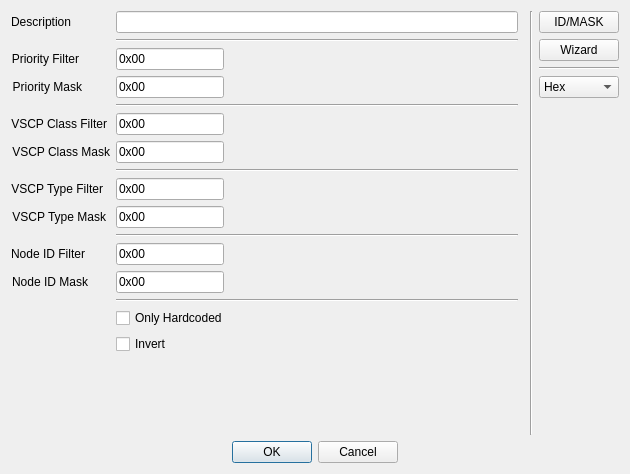
This is src/cdlglevel1filter.ui in grodansparadis/vscp-works-qt as Qt 5 draws it before an edit. The edited form follows.
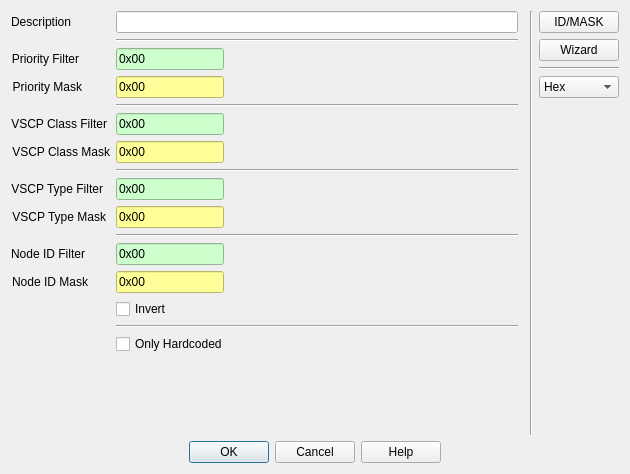
This is the edited form.

Commit message: Socketcan filters in place

```diff
--- a/src/cdlglevel1filter.ui
+++ b/src/cdlglevel1filter.ui
@@ -10,6 +10,18 @@
     <height>474</height>
    </rect>
   </property>
+  <property name="minimumSize">
+   <size>
+    <width>630</width>
+    <height>474</height>
+   </size>
+  </property>
+  <property name="maximumSize">
+   <size>
+    <width>630</width>
+    <height>474</height>
+   </size>
+  </property>
   <property name="baseSize">
    <size>
     <width>0</width>
@@ -141,6 +153,9 @@
          <verstretch>0</verstretch>
         </sizepolicy>
        </property>
+       <property name="styleSheet">
+        <string notr="true">background-color: rgb(204, 255, 204);</string>
+       </property>
        <property name="text">
         <string>0x00</string>
        </property>
@@ -167,6 +182,9 @@
          <verstretch>0</verstretch>
         </sizepolicy>
        </property>
+       <property name="styleSheet">
+        <string notr="true">background-color: rgb(255, 255, 153);</string>
+       </property>
        <property name="text">
         <string>0x00</string>
        </property>
@@ -200,6 +218,9 @@
          <verstretch>0</verstretch>
         </sizepolicy>
        </property>
+       <property name="styleSheet">
+        <string notr="true">background-color: rgb(204, 255, 204);</string>
+       </property>
        <property name="text">
         <string>0x00</string>
        </property>
@@ -226,6 +247,9 @@
          <verstretch>0</verstretch>
         </sizepolicy>
        </property>
+       <property name="styleSheet">
+        <string notr="true">background-color: rgb(255, 255, 153);</string>
+       </property>
        <property name="text">
         <string>0x00</string>
        </property>
@@ -259,6 +283,9 @@
          <verstretch>0</verstretch>
         </sizepolicy>
        </property>
+       <property name="styleSheet">
+        <string notr="true">background-color: rgb(204, 255, 204);</string>
+       </property>
        <property name="text">
         <string>0x00</string>
        </property>
@@ -285,6 +312,9 @@
          <verstretch>0</verstretch>
         </sizepolicy>
        </property>
+       <property name="styleSheet">
+        <string notr="true">background-color: rgb(255, 255, 153);</string>
+       </property>
        <property name="text">
         <string>0x00</string>
        </property>
@@ -321,6 +351,9 @@
        <property name="toolTip">
         <string>Address to remote host. Prefix with stcp:// for SSL/TLS</string>
        </property>
+       <property name="styleSheet">
+        <string notr="true">background-color: rgb(204, 255, 204);</string>
+       </property>
        <property name="text">
         <string>0x00</string>
        </property>
@@ -350,26 +383,29 @@
        <property name="toolTip">
         <string>Address to remote host. Prefix with stcp:// for SSL/TLS</string>
        </property>
+       <property name="styleSheet">
+        <string notr="true">background-color: rgb(255, 255, 153);</string>
+       </property>
        <property name="text">
         <string>0x00</string>
        </property>
       </widget>
      </item>
-     <item row="13" column="1">
-      <widget class="Line" name="line_5">
-       <property name="orientation">
-        <enum>Qt::Horizontal</enum>
-       </property>
-      </widget>
-     </item>
      <item row="14" column="1">
+      <widget class="Line" name="line_5">
+       <property name="orientation">
+        <enum>Qt::Horizontal</enum>
+       </property>
+      </widget>
+     </item>
+     <item row="15" column="1">
       <widget class="QCheckBox" name="chkHardcoded">
        <property name="text">
         <string>Only Hardcoded</string>
        </property>
       </widget>
      </item>
-     <item row="15" column="1">
+     <item row="13" column="1">
       <widget class="QCheckBox" name="chkInvert">
        <property name="text">
         <string>Invert</string>
@@ -384,7 +420,7 @@
       <enum>Qt::Horizontal</enum>
      </property>
      <property name="standardButtons">
-      <set>QDialogButtonBox::Cancel|QDialogButtonBox::Ok</set>
+      <set>QDialogButtonBox::Cancel|QDialogButtonBox::Help|QDialogButtonBox::Ok</set>
      </property>
      <property name="centerButtons">
       <bool>true</bool>
```
Left out of the diff: 1 changed line with no effect on the pictures. The commit also changes 10 other files.
